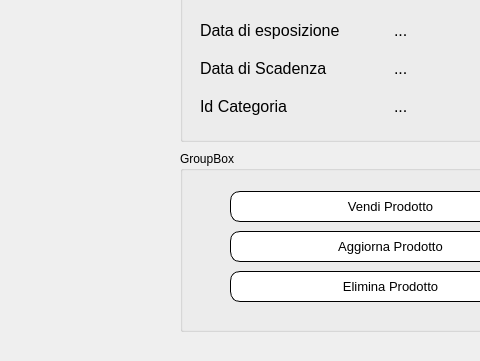
The window that NegozioDelUsatoPYQT5/ProdottoAdminWindow.ui (LeonUrsu/NegozioDellUsato-ExamIS) describes before a commit, drawn with Qt 5; both pictures show x 0 to 480 and y 239 to 600 of the 800 by 600 pixel window.
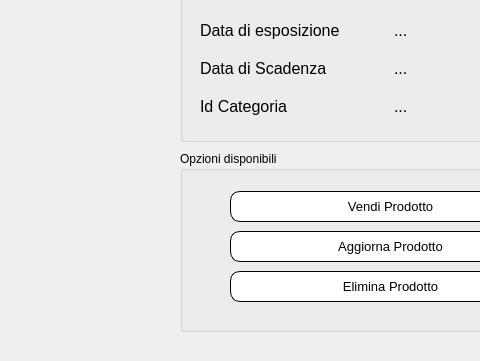
The same window after the commit.

Diff of the .ui file:
```diff
--- a/NegozioDelUsatoPYQT5/ProdottoAdminWindow.ui
+++ b/NegozioDelUsatoPYQT5/ProdottoAdminWindow.ui
@@ -274,7 +274,7 @@
      </rect>
     </property>
     <property name="title">
-     <string>GroupBox</string>
+     <string>Opzioni disponibili</string>
     </property>
     <widget class="QPushButton" name="EliminaProdotto">
      <property name="geometry">
```
